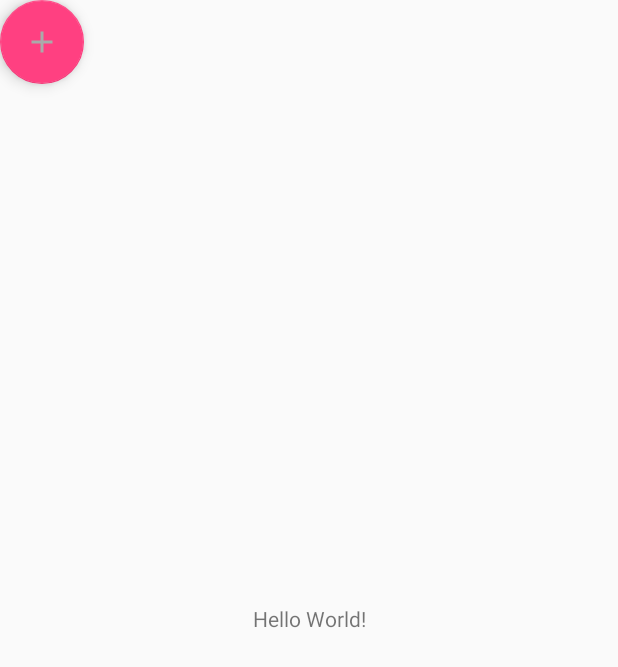
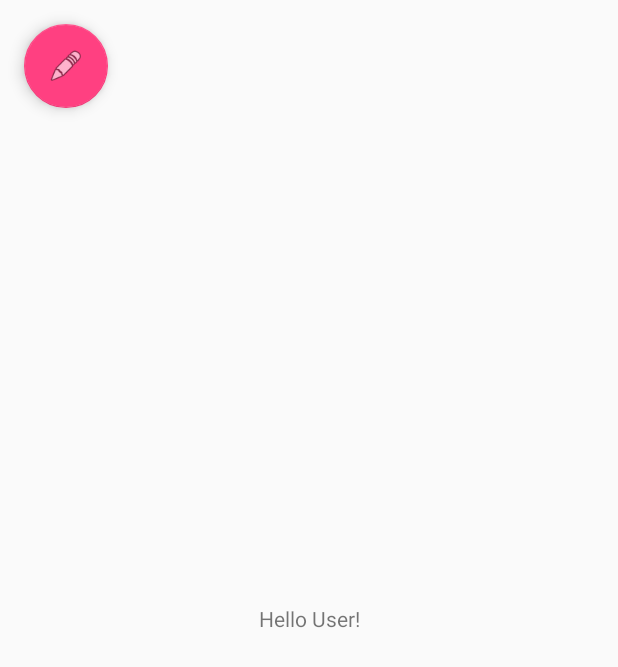
Before and after one commit to Jadomican/4thYearProject, an Android app: the MainActivity screen opened directly, with no data from a screen before it, on a phone screen of 412 x 824 dp. Shown: the top 667 px of the screen. Run offline under Robolectric (Android 15) with nearby library versions, the phone set to English and light mode, and no system bars; 2 statements that could not run were skipped.

Commit message:
Update to edit profile details activity and relevant layout files

```diff
--- a/app/src/main/java/jadomican/a4thyearproject/MainActivity.java
+++ b/app/src/main/java/jadomican/a4thyearproject/MainActivity.java
@@ -19,6 +19,7 @@ public class MainActivity extends AppCompatActivity {
 
         // Initialize the floating action button
         editDetailsButton = (FloatingActionButton) findViewById(R.id.editDetailsButton);
+        editDetailsButton.setImageResource(android.R.drawable.ic_menu_edit );
         editDetailsButton.setOnClickListener(new View.OnClickListener() {
             @Override
             public void onClick(View view) {
--- a/app/src/main/res/layout/activity_main.xml
+++ b/app/src/main/res/layout/activity_main.xml
@@ -7,9 +7,10 @@
     tools:context="jadomican.a4thyearproject.MainActivity">
 
     <TextView
+        android:id="@+id/textView2"
         android:layout_width="wrap_content"
         android:layout_height="wrap_content"
-        android:text="Hello World!"
+        android:text="Hello User!"
         app:layout_constraintBottom_toBottomOf="parent"
         app:layout_constraintLeft_toLeftOf="parent"
         app:layout_constraintRight_toRightOf="parent"
@@ -21,9 +22,9 @@
         android:layout_height="wrap_content"
         android:layout_gravity="bottom|end"
         android:layout_margin="@dimen/fab_margin"
+        app:layout_constraintStart_toStartOf="parent"
+        app:layout_constraintTop_toTopOf="parent"
         app:srcCompat="@drawable/ic_add_black_24dp" />
 
 
-
-
 </android.support.constraint.ConstraintLayout>
--- a/app/src/main/res/layout/user_detail.xml
+++ b/app/src/main/res/layout/user_detail.xml
@@ -15,7 +15,7 @@
         android:layout_height="wrap_content"
         android:layout_marginLeft="8dp"
         android:layout_marginTop="8dp"
-        android:hint="Title"
+        android:hint="Age"
         android:textAlignment="viewStart"
         android:textAppearance="@style/TextAppearance.AppCompat.Headline"
         android:textColor="?attr/editTextColor"
@@ -30,7 +30,7 @@
         android:layout_height="wrap_content"
         android:layout_marginLeft="8dp"
         android:layout_marginTop="8dp"
-        android:hint="Note Content"
+        android:hint="Bio"
         android:textAppearance="@style/TextAppearance.AppCompat.Medium"
         app:layout_constraintLeft_toLeftOf="parent"
         app:layout_constraintTop_toBottomOf="@+id/edit_title"
```
